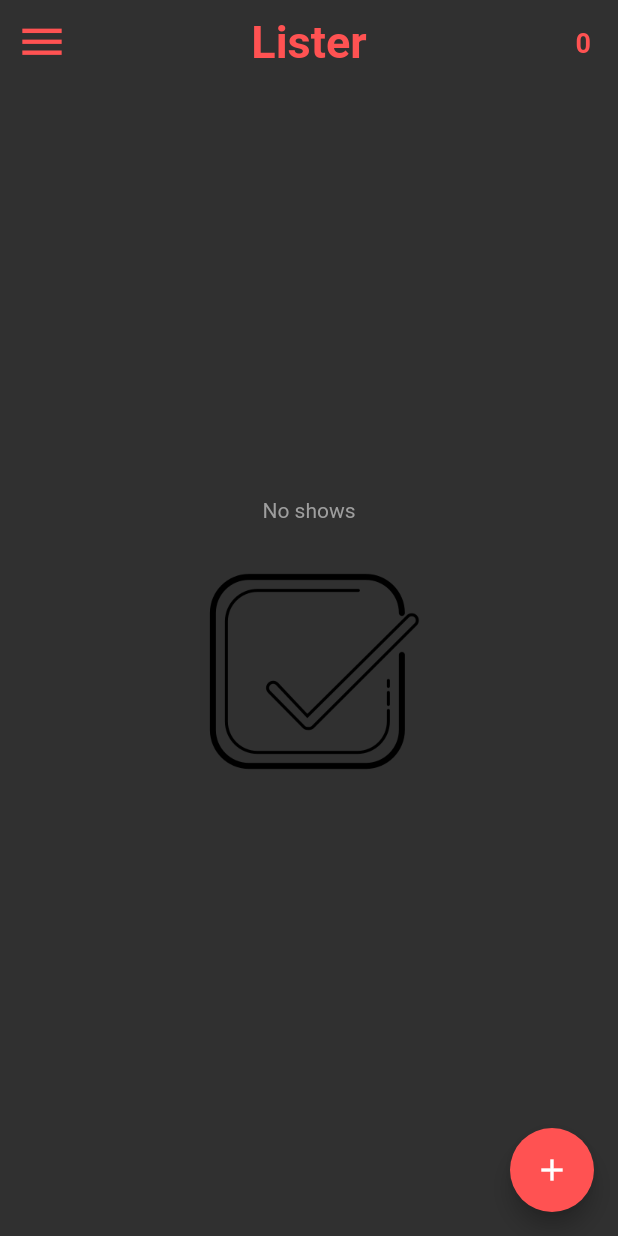
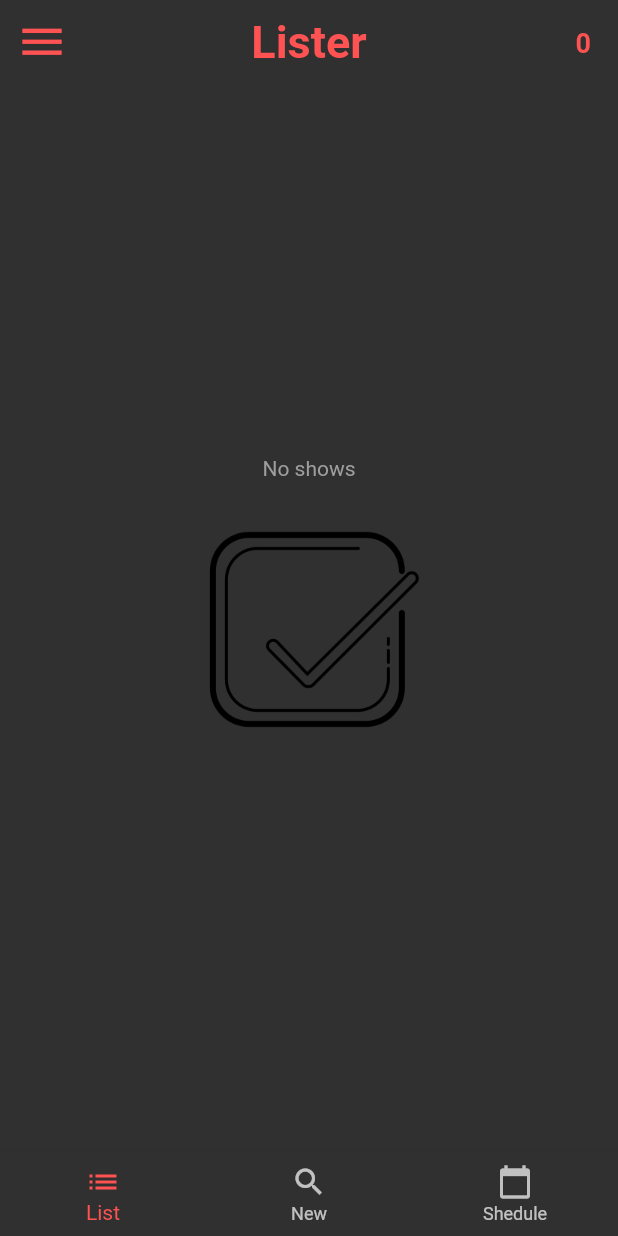
Before and after one commit to vinayak5002/lister, a Flutter app: the screen it shows after launch, in the side drawer, after a tap on the "menu" icon, on a phone screen of 412 x 824 dp. Run offline on Flutter 3.47's test engine with Material 2 defaults, Android fonts, the phone set to English and light mode, and no system bars; our stand-ins replace flutter_spinkit, shared_preferences, step_progress_indicator, syncfusion_flutter_sliders.

Commit message:
Changed floating action button to navbar, changed loading animations

```diff
--- a/lib/Data/data.dart
+++ b/lib/Data/data.dart
@@ -12,9 +12,17 @@ import 'package:lister/Data/constanst.dart';
 class Data extends ChangeNotifier{
 
   var allShows = [
-    Show(malId: 20, title: "Naruto", epsCompleted: 190, epsTotal: 220, status: ShowStatus.completed, imageURL: "https://cdn.myanimelist.net/images/anime/13/17405l.jpg", airStatus: AirStatus.finished, gogoName: ''),
-    Show(malId: 50380, title: "Paripi Koumei", epsCompleted: 8, epsTotal: 12, status: ShowStatus.watching, imageURL: "https://cdn.myanimelist.net/images/anime/1970/122297l.jpg", airStatus: AirStatus.finished, gogoName: ''),
-    // Show(malId: 44511, title: "Chainsaw Man", epsCompleted: 0, epsTotal: 24, status: ShowStatus.planned, imageURL: "https://cdn.myanimelist.net/images/anime/1806/126216l.jpg"),
+    Show(
+      malId: 20,
+      title: "Naruto",
+      epsCompleted: 190,
+      epsTotal: 220,
+      status: ShowStatus.completed,
+      imageURL: "https://cdn.myanimelist.net/images/anime/13/17405l.jpg",
+      airStatus: AirStatus.finished,
+      gogoName: '',
+      updating: false
+    ),
   ];
 
   List<Show> watchingShows = [];
@@ -24,7 +32,7 @@ class Data extends ChangeNotifier{
   List<Show> completedShows = [];
 
   bool updatingAiringShows = false;
-  int updatingStatus = 0;
+  int updatingIndex = 0;
 
   Data() {
     allShows.clear();
@@ -52,11 +60,11 @@ class Data extends ChangeNotifier{
 
   void updateAiringShows() async{
     updatingAiringShows = true;
-    updatingStatus = 0;
+    updatingIndex = 0;
     notifyListeners();
 
     for(Show show in allShows){
-      updatingStatus++;
+      updatingIndex++;
       notifyListeners();
 
       if(show.gogoName == ""){
--- a/lib/Models/Show.dart
+++ b/lib/Models/Show.dart
@@ -9,6 +9,7 @@ class Show{
   String imageURL;
   AirStatus airStatus;
   String gogoName;
+  bool updating;
 
   Show({
     required this.malId,
@@ -19,6 +20,7 @@ class Show{
     required this.imageURL,
     required this.airStatus,
     required this.gogoName,
+    required this.updating
   });
 
   int getEpsCompleted(){
@@ -43,12 +45,12 @@ class Show{
       status: ShowStatus.values[jsonData['status']],
       imageURL: jsonData['imageURL'],
       airStatus: AirStatus.values[jsonData['airStatus']],
-      gogoName: jsonData['gogoName']
+      gogoName: jsonData['gogoName'],
+      updating: false
     );
   }
 
   static Map<String, dynamic> toMap(Show show) {
-    print("Storing ${show.title} -- ${show.gogoName}");
     return {
     'malId': show.malId,
     'title': show.title,
@@ -57,7 +59,8 @@ class Show{
     'status': show.status.index,
     'imageURL': show.imageURL,
     'airStatus': show.airStatus.index,
-    'gogoName' : show.gogoName
+    'gogoName' : show.gogoName,
+    'updating' : show.updating
   };
   }
 }
--- a/lib/Pages/All.dart
+++ b/lib/Pages/All.dart
@@ -47,54 +47,6 @@ class _AllState extends State<All> {
     else{
       return Column(
         children: [
-          Provider.of<Data>(context).updatingAiringShows ?
-          Column(
-            children: [
-              Row(
-                mainAxisAlignment: MainAxisAlignment.center,
-                children: [
-                  const Text(
-                    "Updating Shows",
-                    style: TextStyle(
-                      color: Colors.white,
-                      fontSize: 18,
-                    ),
-                  ),
-                  Padding(
-                    padding: const EdgeInsets.all(8.0),
-                    child: AnimatedContainer(
-                      duration: const Duration(milliseconds: 500),
-                      child: const SpinKitRing(color: Colors.redAccent, size: 40)
-                    ),
-                  )
-                ],
-              ),
-              Padding(
-                padding: const EdgeInsets.fromLTRB(15, 10, 15, 5),
-                child: StepProgressIndicator(
-                  totalSteps: Provider.of<Data>(context).allShows.length,
-                  currentStep: Provider.of<Data>(context).updatingStatus,
-                  size: 8,
-                  padding: 0,
-                  selectedColor: Colors.yellow,
-                  unselectedColor: Colors.cyan,
-                  roundedEdges: const Radius.circular(10),
-                  selectedGradientColor: const LinearGradient(
-                      begin: Alignment.topLeft,
-                      end: Alignment.bottomRight,
-                      colors: [Colors.blue, Colors.green],
-                  ),
-                  unselectedGradientColor: const LinearGradient(
-                      begin: Alignment.topLeft,
-                      end: Alignment.bottomRight,
-                      colors: [Colors.grey, Colors.grey],
-                  ),
-                ),
-              )
-            ],
-          ):
-          Container(),
-
           Expanded(
             child: ReorderableListView.builder(
 
--- a/lib/main.dart
+++ b/lib/main.dart
@@ -49,6 +49,24 @@ class MyHomePage extends StatefulWidget {
 
 class _MyHomePageState extends State<MyHomePage> {
   var _currentPage = 0;
+  int _selectedIndex = 0;
+
+  void _onItemTapped(int newIndex){
+    setState(() {
+      _selectedIndex = newIndex;
+    });
+
+    if(newIndex == 1){
+      setState(() {
+        bodyContent = const AddPage();
+      });
+    }
+    if(newIndex == 0){
+      bodyContent = Center(
+        child: _pages[_currentPage],
+      );
+    }
+  }
 
   final List<Widget> _pages = [
     const All(),
@@ -59,13 +77,25 @@ class _MyHomePageState extends State<MyHomePage> {
     const Completed()
   ];
 
+  var bodyContent;
+
   selectDrawerItem(BuildContext context, int i) {
     setState(() {
       Provider.of<Data>(context, listen: false).distribute();
-      _currentPage = i;
+      bodyContent = Center(
+        child: _pages[i],
+      );
     });
 
     Navigator.of(context).pop();
+  }
+
+  @override
+  void initState() {
+    super.initState();
+    bodyContent = Center(
+      child: _pages[_currentPage],
+    );
   }
 
   @override
@@ -83,7 +113,8 @@ class _MyHomePageState extends State<MyHomePage> {
 
         ),
 
-        actions: [
+        actions: _selectedIndex == 0 ?
+        [
           Padding(
             padding: const EdgeInsets.all(18),
             child: Text(
@@ -95,13 +126,14 @@ class _MyHomePageState extends State<MyHomePage> {
               ),
             ),
           ),
-        ],
+        ] : [],
 
         centerTitle: true,
         elevation: 0,
         backgroundColor: Colors.grey[850],
 
-        leading: Builder(
+        leading: _selectedIndex == 0 ?
+        Builder(
           builder: (BuildContext context) {
             return IconButton(
               icon: const Icon(
@@ -114,12 +146,12 @@ class _MyHomePageState extends State<MyHomePage> {
               },
             );
           },
-        ),
+        ) : Container(),
       ),
 
-      drawer: Drawer(
+      drawer: _selectedIndex == 0 ?
+      Drawer(
         child: ListView(
-          // padding: notchInset,
           children: [
             ListTile(
               leading: const Icon(Icons.list),
@@ -159,21 +191,29 @@ class _MyHomePageState extends State<MyHomePage> {
             ),
           ],
         ),
-      ),
+      ) : Container(),
 
-			body: Center(
-				child: _pages[_currentPage],
-			),
+			body: bodyContent,
 
-      floatingActionButton: FloatingActionButton(
-        onPressed: (){
-          Navigator.push(
-            context,
-            MaterialPageRoute(builder: (context) => const AddPage()),
-          );
-        },
-        backgroundColor: Colors.redAccent,
-        child: const Icon(Icons.add, color: Colors.white,),
+      bottomNavigationBar: BottomNavigationBar(
+        items: const [
+          BottomNavigationBarItem(
+            icon: Icon(Icons.list),
+            label: "List"
+          ),
+          BottomNavigationBarItem(
+            icon: Icon(Icons.search),
+            label: "New"
+          ),
+          BottomNavigationBarItem(
+            icon: Icon(Icons.calendar_today),
+            label: "Shedule"
+          )
+        ],
+
+        currentIndex: _selectedIndex,
+        selectedItemColor: Colors.redAccent,
+        onTap: _onItemTapped,
       ),
 		);
   }
```
Also changed, not shown: lib/Pages/AddPage.dart (+11 -38 lines), lib/Widgets/ShowTile.dart (+27 -6 lines).
